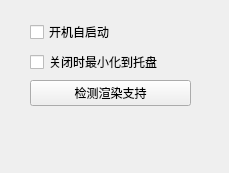
Qt form UI/Settings.ui (mmcNYT/MCHelper) before a commit.
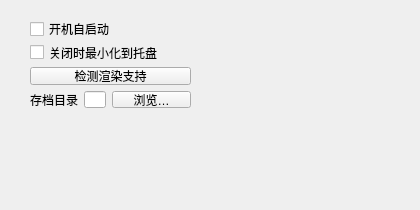
The same form after that commit.

Commit message:
feat(SaveManager): Settings 接入统一配置体系 + 注册新工具
- tool_Settings 改用 save_config.load_settings/update_settings（废弃
  自维护 config 读写），存档目录支持浏览选择（save_scanner.default_saves_root）
- Tools/__init__ 注册 SaveManager 入口

Diff of the .ui file:
```diff
--- a/UI/Settings.ui
+++ b/UI/Settings.ui
@@ -6,8 +6,8 @@
    <rect>
     <x>0</x>
     <y>0</y>
-    <width>229</width>
-    <height>173</height>
+     <width>420</width>
+     <height>210</height>
    </rect>
   </property>
   <property name="windowTitle">
@@ -44,6 +44,27 @@
       </property>
      </widget>
     </item>
+     <item row="3" column="0">
+      <layout class="QHBoxLayout" name="savesDirLayout">
+       <item>
+        <widget class="QLabel" name="savesDirLabel">
+         <property name="text">
+          <string>存档目录</string>
+         </property>
+        </widget>
+       </item>
+       <item>
+        <widget class="QLineEdit" name="savesDirEdit"/>
+       </item>
+       <item>
+        <widget class="QPushButton" name="savesDirBrowseButton">
+         <property name="text">
+          <string>浏览…</string>
+         </property>
+        </widget>
+       </item>
+      </layout>
+     </item>
    </layout>
   </widget>
  </widget>
```
Lines whose indentation alone changed are shown as unchanged. The commit also changes 3 other files.
